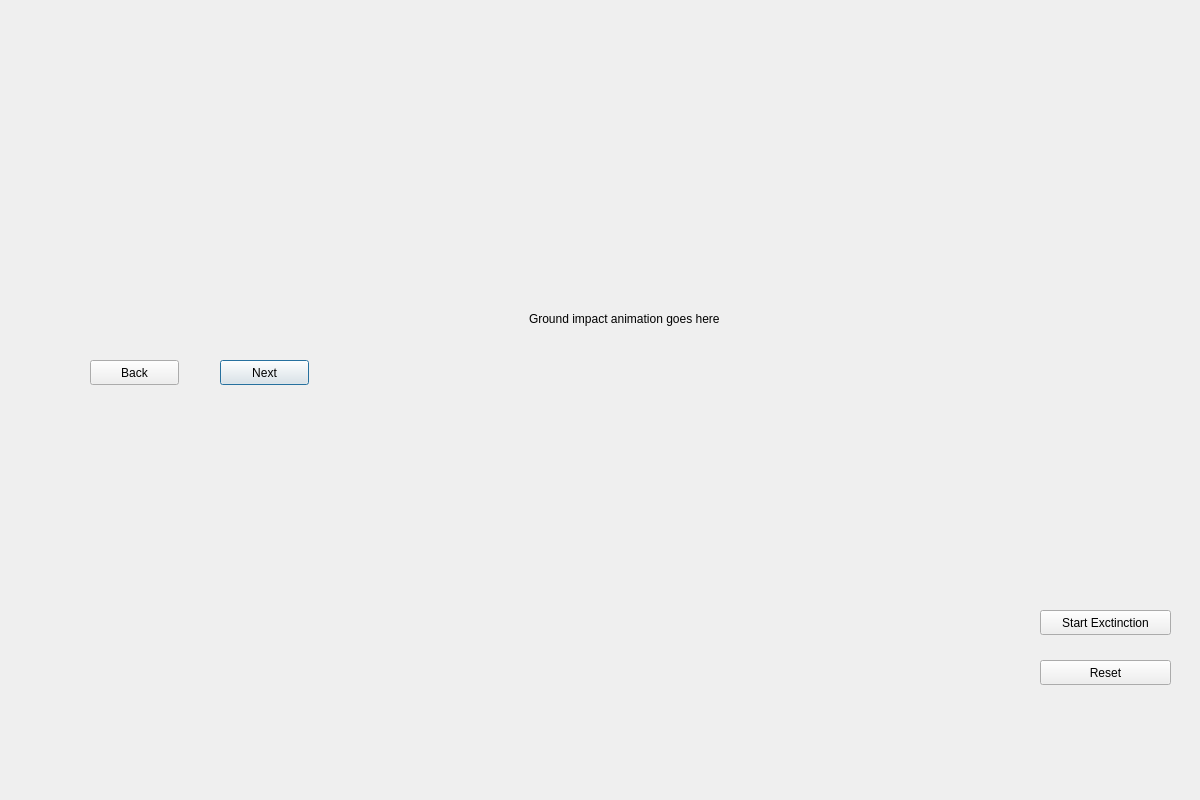
This is meteorslide2.ui in robertche54/a8-an-educational-app-f18 as Qt 5 draws it before an edit. The edited form follows.
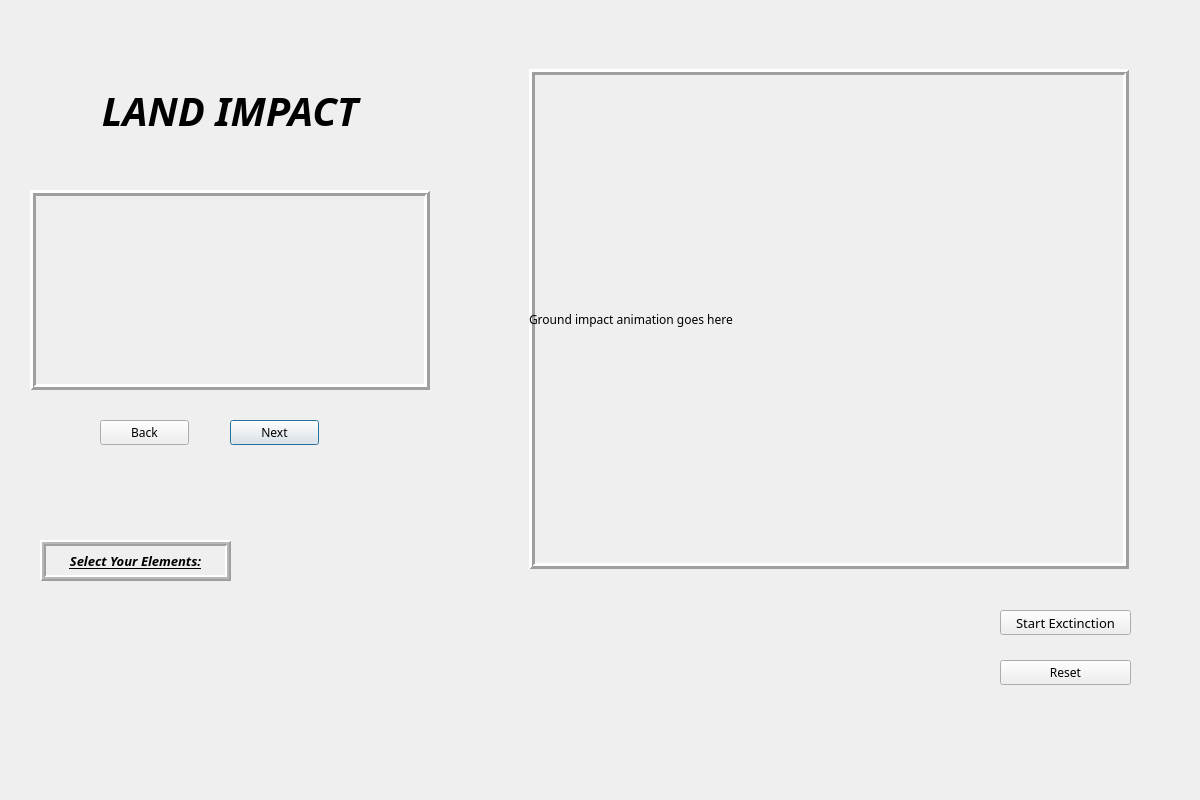
This is the edited form. Icons and pictures are not drawn.

Commit message: ui changes, add and remove dinosuars functionality

```diff
--- a/meteorslide2.ui
+++ b/meteorslide2.ui
@@ -16,18 +16,29 @@
     <height>800</height>
    </size>
   </property>
+  <property name="font">
+   <font>
+    <family>Ubuntu Mono</family>
+    <italic>false</italic>
+   </font>
+  </property>
   <property name="windowTitle">
    <string>Ground Impact</string>
   </property>
   <widget class="QPushButton" name="NextButton">
    <property name="geometry">
     <rect>
-     <x>220</x>
-     <y>360</y>
+     <x>230</x>
+     <y>420</y>
      <width>89</width>
      <height>25</height>
     </rect>
    </property>
+   <property name="font">
+    <font>
+     <family>Purisa</family>
+    </font>
+   </property>
    <property name="text">
     <string>Next</string>
    </property>
@@ -35,8 +46,8 @@
   <widget class="QLabel" name="TextLabel">
    <property name="geometry">
     <rect>
-     <x>20</x>
-     <y>130</y>
+     <x>30</x>
+     <y>190</y>
      <width>400</width>
      <height>200</height>
     </rect>
@@ -47,9 +58,21 @@
      <height>200</height>
     </size>
    </property>
+   <property name="frameShape">
+    <enum>QFrame::Box</enum>
+   </property>
+   <property name="frameShadow">
+    <enum>QFrame::Raised</enum>
+   </property>
+   <property name="lineWidth">
+    <number>3</number>
+   </property>
    <property name="text">
     <string/>
    </property>
+   <property name="alignment">
+    <set>Qt::AlignCenter</set>
+   </property>
    <property name="wordWrap">
     <bool>true</bool>
    </property>
@@ -76,12 +99,17 @@
   <widget class="QPushButton" name="BackButton">
    <property name="geometry">
     <rect>
-     <x>90</x>
-     <y>360</y>
+     <x>100</x>
+     <y>420</y>
      <width>89</width>
      <height>25</height>
     </rect>
    </property>
+   <property name="font">
+    <font>
+     <family>Purisa</family>
+    </font>
+   </property>
    <property name="text">
     <string>Back</string>
    </property>
@@ -95,6 +123,15 @@
      <height>500</height>
     </rect>
    </property>
+   <property name="frameShape">
+    <enum>QFrame::Box</enum>
+   </property>
+   <property name="frameShadow">
+    <enum>QFrame::Raised</enum>
+   </property>
+   <property name="lineWidth">
+    <number>3</number>
+   </property>
    <property name="text">
     <string/>
    </property>
@@ -105,12 +142,18 @@
   <widget class="QPushButton" name="startButton">
    <property name="geometry">
     <rect>
-     <x>1040</x>
+     <x>1000</x>
      <y>610</y>
      <width>131</width>
      <height>25</height>
     </rect>
    </property>
+   <property name="font">
+    <font>
+     <family>Purisa</family>
+     <pointsize>10</pointsize>
+    </font>
+   </property>
    <property name="text">
     <string>Start Exctinction</string>
    </property>
@@ -118,12 +161,17 @@
   <widget class="QPushButton" name="reset">
    <property name="geometry">
     <rect>
-     <x>1040</x>
+     <x>1000</x>
      <y>660</y>
      <width>131</width>
      <height>25</height>
     </rect>
    </property>
+   <property name="font">
+    <font>
+     <family>Purisa</family>
+    </font>
+   </property>
    <property name="text">
     <string>Reset</string>
    </property>
@@ -282,6 +330,82 @@
     <string/>
    </property>
   </widget>
+  <widget class="QLabel" name="dinoSelection">
+   <property name="geometry">
+    <rect>
+     <x>40</x>
+     <y>540</y>
+     <width>191</width>
+     <height>41</height>
+    </rect>
+   </property>
+   <property name="font">
+    <font>
+     <family>Purisa</family>
+     <pointsize>10</pointsize>
+     <weight>75</weight>
+     <italic>true</italic>
+     <bold>true</bold>
+     <underline>true</underline>
+    </font>
+   </property>
+   <property name="frameShape">
+    <enum>QFrame::Box</enum>
+   </property>
+   <property name="frameShadow">
+    <enum>QFrame::Raised</enum>
+   </property>
+   <property name="lineWidth">
+    <number>2</number>
+   </property>
+   <property name="midLineWidth">
+    <number>2</number>
+   </property>
+   <property name="text">
+    <string>Select Your Elements:</string>
+   </property>
+   <property name="alignment">
+    <set>Qt::AlignCenter</set>
+   </property>
+  </widget>
+  <widget class="QLabel" name="titleLabel">
+   <property name="geometry">
+    <rect>
+     <x>30</x>
+     <y>60</y>
+     <width>400</width>
+     <height>101</height>
+    </rect>
+   </property>
+   <property name="minimumSize">
+    <size>
+     <width>0</width>
+     <height>0</height>
+    </size>
+   </property>
+   <property name="font">
+    <font>
+     <family>Purisa</family>
+     <pointsize>30</pointsize>
+     <weight>75</weight>
+     <italic>true</italic>
+     <bold>true</bold>
+     <underline>false</underline>
+    </font>
+   </property>
+   <property name="frameShape">
+    <enum>QFrame::NoFrame</enum>
+   </property>
+   <property name="text">
+    <string>LAND IMPACT</string>
+   </property>
+   <property name="alignment">
+    <set>Qt::AlignCenter</set>
+   </property>
+   <property name="wordWrap">
+    <bool>true</bool>
+   </property>
+  </widget>
   <zorder>backLabel</zorder>
   <zorder>NextButton</zorder>
   <zorder>TextLabel</zorder>
```
Left out of the diff: 2 changed lines with no effect on the pictures. The commit also changes 2 other files.
